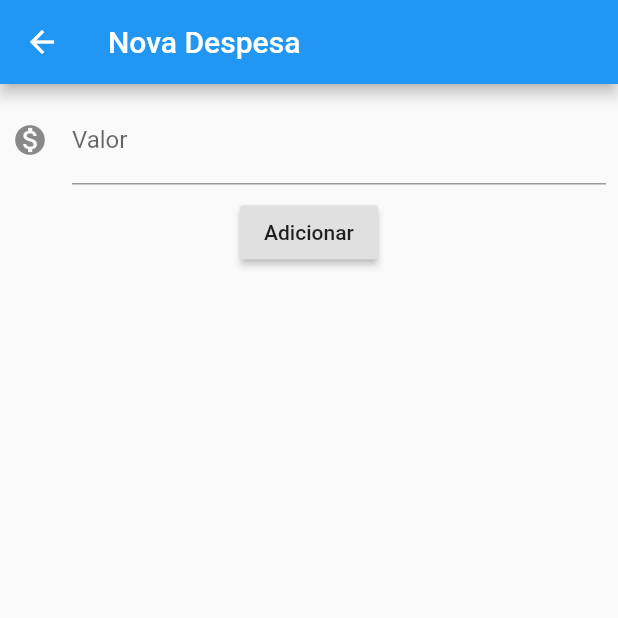
After one commit to NataliaCFavero/finances, a Flutter app: the screen it shows after launch, after a tap on the "add" icon, on a phone screen of 412 x 824 dp, the top half of it. The commit adds this screen. Run offline on Flutter 3.47's test engine with Material 2 defaults, Android fonts, the phone set to English and light mode, and no system bars.

Commit message:
Code organization

```diff
--- /dev/null
+++ b/lib/components/input_text.dart
@@ -0,0 +1,25 @@
+import 'package:flutter/material.dart';
+
+class InputText extends StatelessWidget {
+  final TextEditingController controller;
+  final String labelText;
+  final String hintText;
+  final IconData icon;
+
+  InputText(this.controller, this.labelText, this.hintText, {this.icon});
+
+  @override
+  Widget build(BuildContext context) {
+    return Padding(
+      padding: const EdgeInsets.all(8.0),
+      child: TextField(
+        controller: controller,
+        decoration: InputDecoration(
+            icon: this.icon != null ? Icon(this.icon) : null,
+            labelText: labelText,
+            hintText: hintText),
+        keyboardType: TextInputType.number,
+      ),
+    );
+  }
+}
--- a/lib/main.dart
+++ b/lib/main.dart
@@ -1,9 +1,13 @@
+import 'package:finances/screens/list_expense.dart';
 import 'package:flutter/material.dart';
 
-void main() => runApp(MaterialApp(
-      home: Scaffold(
-        appBar: AppBar(
-          title: Text("Gastos"),
-        ),
-      ),
-    ));
+void main() => runApp(FinancesApp());
+
+class FinancesApp extends StatelessWidget {
+  @override
+  Widget build(BuildContext context) {
+    return MaterialApp(
+      home: ListExpenses(),
+    );
+  }
+}
--- /dev/null
+++ b/lib/models/expense.dart
@@ -0,0 +1,11 @@
+class Expense {
+  final double value;
+  final String category;
+
+  Expense(this.value, this.category);
+
+  @override
+  String toString() {
+    return 'Expense{value: $value, category: $category}';
+  }
+}
--- /dev/null
+++ b/lib/screens/list_expense.dart
@@ -0,0 +1,56 @@
+import 'package:finances/models/expense.dart';
+import 'package:finances/screens/new_expense.dart';
+import 'package:flutter/material.dart';
+
+class ListExpenses extends StatefulWidget {
+  final List<Expense> _listExpense = List();
+
+  @override
+  State<StatefulWidget> createState() {
+    return ListExpensesState();
+  }
+}
+
+class ListExpensesState extends State<ListExpenses> {
+  @override
+  Widget build(BuildContext context) {
+    return Scaffold(
+      appBar: AppBar(
+        title: Text("Despesas"),
+      ),
+      body: ListView.builder(
+          itemCount: widget._listExpense.length,
+          itemBuilder: (context, index) {
+            return ItemExpenses(widget._listExpense[index]);
+          }),
+      floatingActionButton: FloatingActionButton(
+        child: Icon(Icons.add),
+        onPressed: () {
+          Future<Expense> future = Navigator.push(
+              context, MaterialPageRoute(builder: (context) => NewExpense()));
+          future.then((expense) => widget._listExpense.add(expense));
+        },
+      ),
+    );
+  }
+}
+
+class ItemExpenses extends StatelessWidget {
+  final Expense _expense;
+
+  ItemExpenses(this._expense);
+
+  @override
+  Widget build(BuildContext context) {
+    return Card(
+      child: ListTile(
+        leading: Icon(Icons.monetization_on),
+        title: Text(_expense.value.toString()),
+        subtitle: Chip(
+          backgroundColor: Colors.amber,
+          label: Text(_expense.category),
+        ),
+      ),
+    );
+  }
+}
--- /dev/null
+++ b/lib/screens/new_expense.dart
@@ -0,0 +1,47 @@
+import 'package:finances/components/input_text.dart';
+import 'package:finances/models/expense.dart';
+import 'package:flutter/material.dart';
+
+class NewExpense extends StatefulWidget {
+  @override
+  State<StatefulWidget> createState() {
+    return NewExpenseState();
+  }
+}
+
+class NewExpenseState extends State<NewExpense> {
+  final TextEditingController _controllerExpenseValue = TextEditingController();
+
+  @override
+  Widget build(BuildContext context) {
+    return Scaffold(
+      appBar: AppBar(
+        title: Text('Nova Despesa'),
+      ),
+      body: Column(
+        children: <Widget>[
+          InputText(
+            _controllerExpenseValue,
+            "Valor",
+            "00.00",
+            icon: Icons.monetization_on,
+          ),
+          RaisedButton(
+            child: Text('Adicionar'),
+            onPressed: () {
+              createExpense(context);
+            },
+          ),
+        ],
+      ),
+    );
+  }
+
+  void createExpense(BuildContext context) {
+    final double value =
+        double.tryParse(_controllerExpenseValue.text.toString());
+
+    final Expense expense = Expense(value, "iFood");
+    Navigator.pop(context, expense);
+  }
+}
```
Also changed, not shown: 1 other file.
